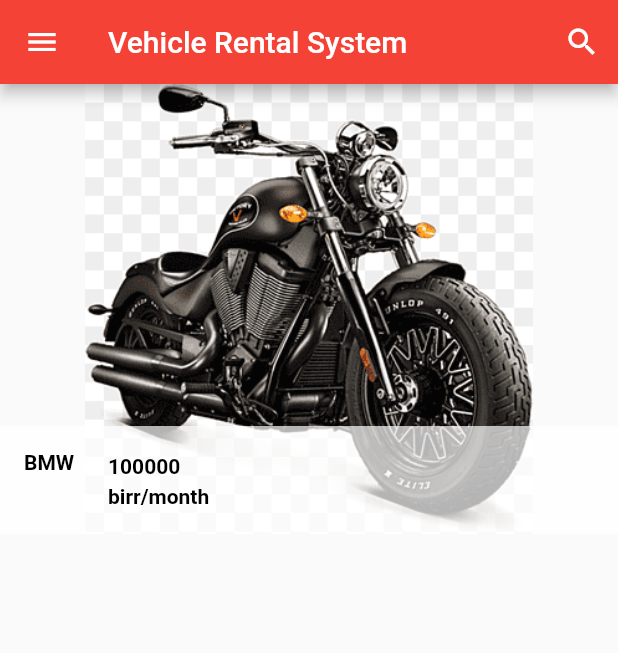
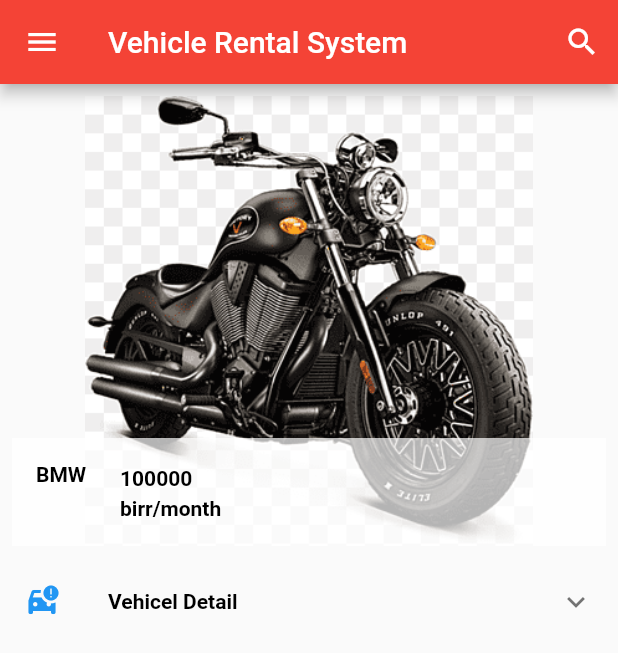
Before and after one commit to EYUAB/VEHICLE_RENTAL_SYSTEM, a Flutter app: the screen it shows after launch, after a tap on "BMW", on a phone screen of 412 x 824 dp. Shown: the top 653 px of the screen. Run offline on Flutter 3.47's test engine with Material 2 defaults, Android fonts, the phone set to English and light mode, and no system bars; our stand-ins replace carousel_pro.

Commit message:
vehicle detail expansion tile

```diff
--- a/lib/Components/vehicle_lists.dart
+++ b/lib/Components/vehicle_lists.dart
@@ -1,7 +1,5 @@
 import 'package:flutter/material.dart';
-import 'package:flutter/src/widgets/framework.dart';
-import 'package:flutter/src/widgets/placeholder.dart';
-import 'package:vehicle_rental_system/vehicle_detail.dart';
+import 'package:vehicle_rental_system/Components/vihicle_detail.dart';
 
 class AvailableVehicleLists extends StatefulWidget {
   const AvailableVehicleLists({super.key});
@@ -144,7 +142,7 @@ this.vehicleCurrency,
         child: Material(
   child: InkWell(
     onTap: (){
-      Navigator.of(context).push(MaterialPageRoute(builder: (context)=>VehicleDetail(vehicleDetailName: vehicleName,vehicleDetailPrice: vehiclePrice,vehicleDetailCurrency: vehicleCurrency,vehicleDetailPicture: vehiclePicture,),),);
+      Navigator.of(context).push(MaterialPageRoute(builder: (context)=> VehicleDetail(vehicleDetailName: vehicleName,vehicleDetailPrice: vehiclePrice,vehicleDetailCurrency: vehicleCurrency,vehicleDetailPicture: vehiclePicture,),),);
     },
     child: GridTile(
       footer: Container(
--- a/lib/vehicle_detail.dart
+++ b/lib/Components/vihicle_detail.dart
@@ -86,7 +86,7 @@ class _VehicleDetailState extends State<VehicleDetail> {
               InkWell(
                 onTap: () {},
                 child: ListTile(
-                leading: Icon(Icons.help,color: Colors.amber,),
+                leading: Icon(Icons.help,color: Colors.blue,),
                 title: Text('about'),
                 ),
               ),
@@ -96,7 +96,9 @@ class _VehicleDetailState extends State<VehicleDetail> {
         ),
      body: ListView(
       children: [
-        Container(
+        Padding(
+          padding: EdgeInsets.all(8),
+          child: Container(
             height: 300,
             child: GridTile(
               footer: Container(
@@ -107,8 +109,43 @@ class _VehicleDetailState extends State<VehicleDetail> {
                   subtitle: Text(widget.vehicleDetailCurrency,style: TextStyle(fontSize: 14,fontWeight: FontWeight.bold,color: Colors.black),),
                 ),
               ),
-            child: Image.asset(widget.vehicleDetailPicture,)),
+              child: Image.asset(widget.vehicleDetailPicture,),),
           ),
+        ),
+     ExpansionTile(
+      title: Text('Vehicel Detail',
+     style: TextStyle(fontSize: 14,fontWeight: FontWeight.bold,color: Colors.black),
+     ),
+    leading: Icon(Icons.car_crash, color: Colors.blue,),
+    children: [
+ListTile(leading: Icon(
+  Icons.person_2,
+),
+title: Text("5 passanger"),
+),
+ListTile(leading: Icon(
+  Icons.person_2,
+),
+title: Text("1 luggage"),
+),
+ListTile(leading: Icon(
+  Icons.person_2,
+),
+title: Text("Manual Transmission"),
+),
+ListTile(leading: Icon(
+  Icons.person_2,
+),
+title: Text("5 doors"),
+),
+ListTile(leading: Icon(
+  Icons.person_2,
+),
+title: Text("Air conditioning"),
+),
+    ],
+     ),
+
       ],
      ),
       ),
--- a/lib/main.dart
+++ b/lib/main.dart
@@ -1,7 +1,6 @@
 import 'package:carousel_pro/carousel_pro.dart';
 import 'package:flutter/material.dart';
 import 'package:vehicle_rental_system/Components/horizontalScrol.dart';
-
 import 'Components/vehicle_lists.dart';
 void main(List<String> args) {
   runApp(HomePage());
```
Lines whose indentation alone changed are shown as unchanged.
